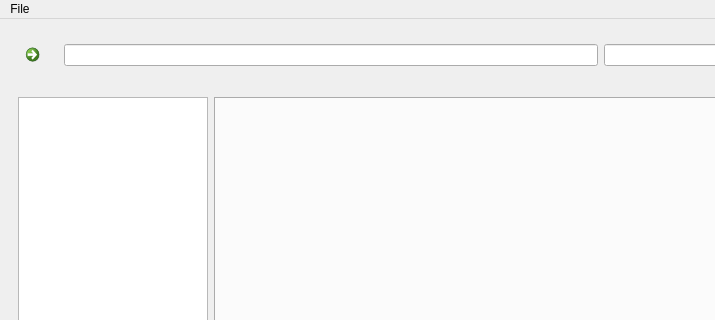
Old version of the form src/mainwindow.ui in the repository kitswas/File-Manager; both pictures show x 0 to 715 and y 0 to 320 of the 800 by 600 pixel window.
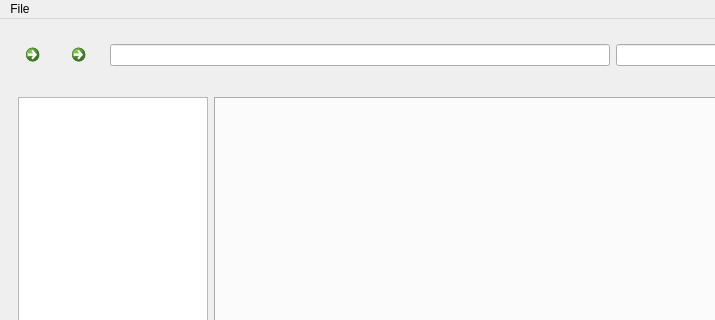
New version of the form. Icons and pictures are not drawn.

```diff
--- a/src/mainwindow.ui
+++ b/src/mainwindow.ui
@@ -45,6 +45,23 @@
          </property>
         </widget>
        </item>
+       <item>
+        <widget class="QCommandLinkButton" name="upButton">
+         <property name="enabled">
+          <bool>true</bool>
+         </property>
+         <property name="maximumSize">
+          <size>
+           <width>40</width>
+           <height>40</height>
+          </size>
+         </property>
+         <property name="icon">
+          <iconset resource="../resources/Icon.qrc">
+           <normaloff>:/buttons/up.svg</normaloff>:/buttons/up.svg</iconset>
+         </property>
+        </widget>
+       </item>
        <item>
         <widget class="QLineEdit" name="addressBar">
          <property name="sizePolicy">
```
